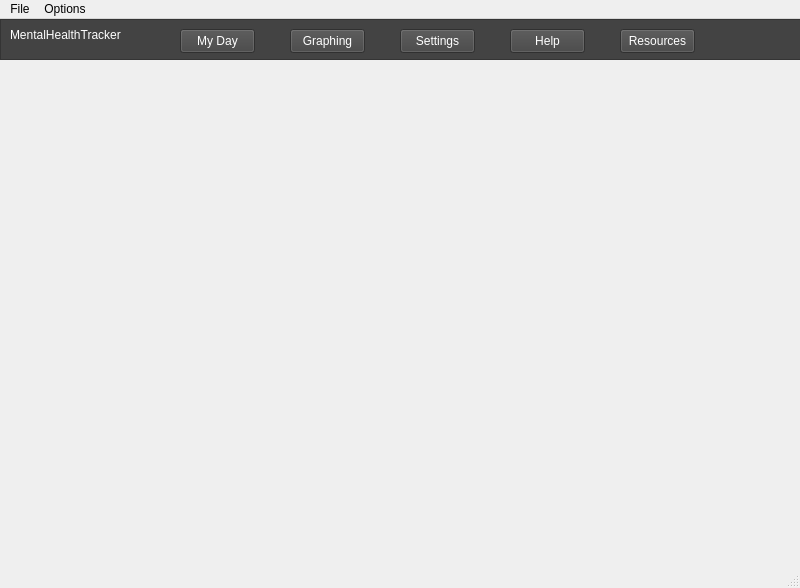
Before: the Qt Designer form components/mainwindow.ui in m-riley04/HackKU2023, drawn with Qt 5.
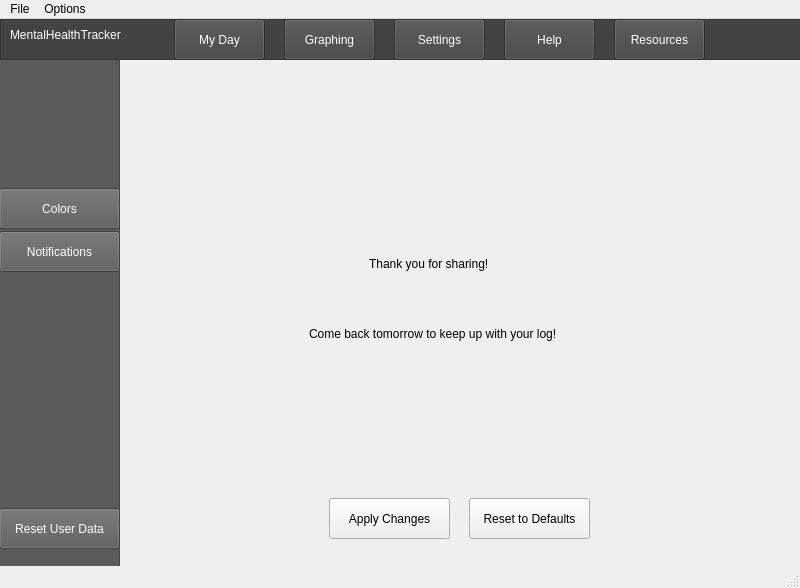
After: the same form once the commit is applied. The open tabs and pages were chosen to show the change.

Commit message: Updated buttons and settings page

```diff
--- a/components/mainwindow.ui
+++ b/components/mainwindow.ui
@@ -331,7 +331,182 @@
     </widget>
     <widget class="QWidget" name="page_help"/>
     <widget class="QWidget" name="page_resources"/>
-    <widget class="QWidget" name="page_settings"/>
+    <widget class="QWidget" name="page_settings">
+     <widget class="QFrame" name="submenu_settings">
+      <property name="geometry">
+       <rect>
+        <x>0</x>
+        <y>0</y>
+        <width>121</width>
+        <height>521</height>
+       </rect>
+      </property>
+      <property name="styleSheet">
+       <string notr="true">background-color: rgb(91, 91, 91)</string>
+      </property>
+      <property name="frameShape">
+       <enum>QFrame::StyledPanel</enum>
+      </property>
+      <property name="frameShadow">
+       <enum>QFrame::Raised</enum>
+      </property>
+      <widget class="QPushButton" name="btn_notifications">
+       <property name="enabled">
+        <bool>true</bool>
+       </property>
+       <property name="geometry">
+        <rect>
+         <x>0</x>
+         <y>173</y>
+         <width>121</width>
+         <height>41</height>
+        </rect>
+       </property>
+       <property name="styleSheet">
+        <string notr="true">color: white</string>
+       </property>
+       <property name="text">
+        <string>Notifications</string>
+       </property>
+      </widget>
+      <widget class="QPushButton" name="btn_colors">
+       <property name="enabled">
+        <bool>true</bool>
+       </property>
+       <property name="geometry">
+        <rect>
+         <x>0</x>
+         <y>130</y>
+         <width>121</width>
+         <height>41</height>
+        </rect>
+       </property>
+       <property name="styleSheet">
+        <string notr="true">color: white</string>
+       </property>
+       <property name="text">
+        <string>Colors</string>
+       </property>
+      </widget>
+      <widget class="QPushButton" name="btn_resetUserData">
+       <property name="enabled">
+        <bool>true</bool>
+       </property>
+       <property name="geometry">
+        <rect>
+         <x>0</x>
+         <y>450</y>
+         <width>121</width>
+         <height>41</height>
+        </rect>
+       </property>
+       <property name="styleSheet">
+        <string notr="true">color: white</string>
+       </property>
+       <property name="text">
+        <string>Reset User Data</string>
+       </property>
+      </widget>
+     </widget>
+     <widget class="QStackedWidget" name="substack_settings">
+      <property name="geometry">
+       <rect>
+        <x>120</x>
+        <y>0</y>
+        <width>681</width>
+        <height>441</height>
+       </rect>
+      </property>
+      <widget class="QWidget" name="subpage_notifications">
+       <widget class="QGroupBox" name="groupBox">
+        <property name="geometry">
+         <rect>
+          <x>20</x>
+          <y>30</y>
+          <width>641</width>
+          <height>401</height>
+         </rect>
+        </property>
+        <property name="title">
+         <string>Notifications</string>
+        </property>
+       </widget>
+      </widget>
+      <widget class="QWidget" name="subpage_thanks_2">
+       <widget class="QLabel" name="label_4">
+        <property name="geometry">
+         <rect>
+          <x>250</x>
+          <y>180</y>
+          <width>131</width>
+          <height>51</height>
+         </rect>
+        </property>
+        <property name="text">
+         <string>Thank you for sharing!</string>
+        </property>
+       </widget>
+       <widget class="QLabel" name="label_5">
+        <property name="geometry">
+         <rect>
+          <x>190</x>
+          <y>240</y>
+          <width>301</width>
+          <height>71</height>
+         </rect>
+        </property>
+        <property name="text">
+         <string>Come back tomorrow to keep up with your log!</string>
+        </property>
+       </widget>
+      </widget>
+      <widget class="QWidget" name="subpage_colors">
+       <widget class="QGroupBox" name="groupBox_2">
+        <property name="geometry">
+         <rect>
+          <x>20</x>
+          <y>30</y>
+          <width>641</width>
+          <height>401</height>
+         </rect>
+        </property>
+        <property name="title">
+         <string>Colors/Design</string>
+        </property>
+       </widget>
+      </widget>
+     </widget>
+     <widget class="QPushButton" name="btn_applyChanges">
+      <property name="geometry">
+       <rect>
+        <x>330</x>
+        <y>440</y>
+        <width>121</width>
+        <height>41</height>
+       </rect>
+      </property>
+      <property name="text">
+       <string>Apply Changes</string>
+      </property>
+     </widget>
+     <widget class="QPushButton" name="btn_resetToDefaults">
+      <property name="geometry">
+       <rect>
+        <x>470</x>
+        <y>440</y>
+        <width>121</width>
+        <height>41</height>
+       </rect>
+      </property>
+      <property name="text">
+       <string>Reset to Defaults</string>
+      </property>
+     </widget>
+     <zorder>substack_settings</zorder>
+     <zorder>submenu_settings</zorder>
+     <zorder>btn_applyChanges</zorder>
+     <zorder>btn_resetToDefaults</zorder>
+    </widget>
     <widget class="QWidget" name="page_graphing">
      <widget class="QFrame" name="submenu_myDay_2">
       <property name="geometry">
@@ -461,10 +636,10 @@
     <widget class="QPushButton" name="btn_myDay">
      <property name="geometry">
       <rect>
-       <x>180</x>
-       <y>10</y>
-       <width>75</width>
-       <height>24</height>
+       <x>174</x>
+       <y>0</y>
+       <width>91</width>
+       <height>41</height>
       </rect>
      </property>
      <property name="styleSheet">
@@ -477,10 +652,10 @@
     <widget class="QPushButton" name="btn_graphing">
      <property name="geometry">
       <rect>
-       <x>290</x>
-       <y>10</y>
-       <width>75</width>
-       <height>24</height>
+       <x>284</x>
+       <y>0</y>
+       <width>91</width>
+       <height>41</height>
       </rect>
      </property>
      <property name="styleSheet">
@@ -493,10 +668,10 @@
     <widget class="QPushButton" name="btn_settings">
      <property name="geometry">
       <rect>
-       <x>400</x>
-       <y>10</y>
-       <width>75</width>
-       <height>24</height>
+       <x>394</x>
+       <y>0</y>
+       <width>91</width>
+       <height>41</height>
       </rect>
      </property>
      <property name="styleSheet">
@@ -509,10 +684,10 @@
     <widget class="QPushButton" name="btn_help">
      <property name="geometry">
       <rect>
-       <x>510</x>
-       <y>10</y>
-       <width>75</width>
-       <height>24</height>
+       <x>504</x>
+       <y>0</y>
+       <width>91</width>
+       <height>41</height>
       </rect>
      </property>
      <property name="styleSheet">
@@ -525,10 +700,10 @@
     <widget class="QPushButton" name="btn_resources">
      <property name="geometry">
       <rect>
-       <x>620</x>
-       <y>10</y>
-       <width>75</width>
-       <height>24</height>
+       <x>614</x>
+       <y>0</y>
+       <width>91</width>
+       <height>41</height>
       </rect>
      </property>
      <property name="styleSheet">
```
Left out of the diff: 32 changed lines with no effect on the pictures.
